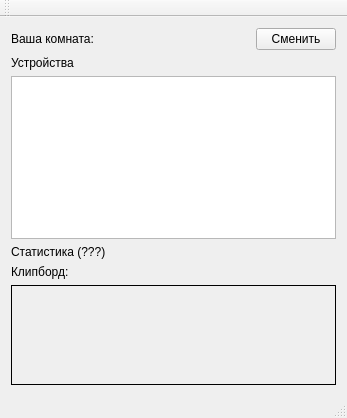
Before: the Qt Designer form desktop/mainwindow.ui in LuxoftLab/ShareClipboard, drawn with Qt 5.
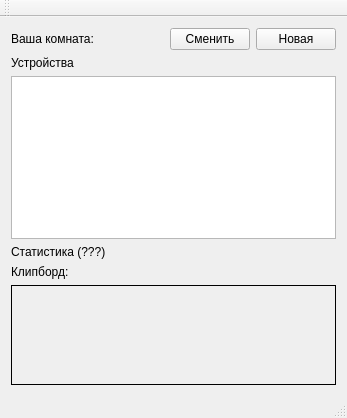
After: the same form once the commit is applied.

Patch:
```diff
--- a/desktop/mainwindow.ui
+++ b/desktop/mainwindow.ui
@@ -46,6 +46,13 @@
           </property>
          </widget>
         </item>
+        <item>
+         <widget class="QPushButton" name="pushButton">
+          <property name="text">
+           <string>Новая</string>
+          </property>
+         </widget>
+        </item>
        </layout>
       </item>
       <item>
```
